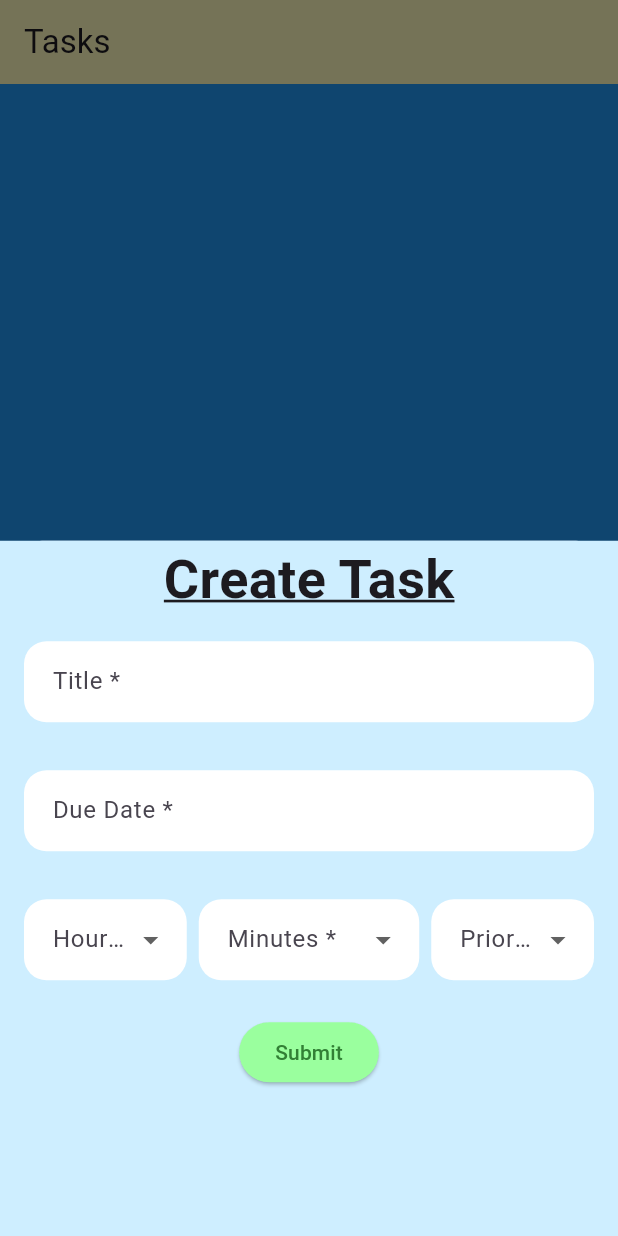
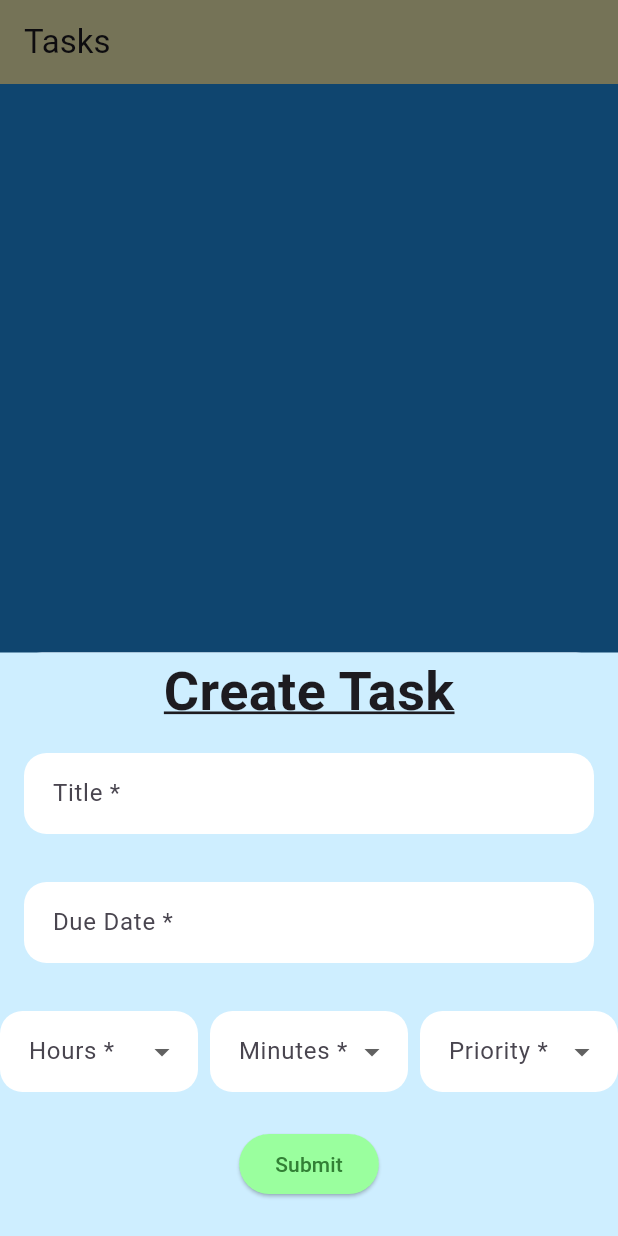
Before and after one commit to sayglenn/edugalaxy, a Flutter app: the screen it shows once a user with an empty profile is signed in, item 2 of the bottom bar chosen, after a tap on the "add" icon, on a phone screen of 412 x 824 dp. Run offline on Flutter 3.47's test engine with Material 3 defaults, Android fonts, the phone set to English and light mode, and no system bars; drawn by our look-alikes of date_field; our stand-ins replace firebase_auth, firebase_core, firebase_database, flutter_dotenv, google_sign_in; accounts and stored records are empty.

Commit message:
bug fixes

```diff
--- a/lib/pages/tasks.dart
+++ b/lib/pages/tasks.dart
@@ -41,9 +41,9 @@ class _TasksPageState extends State<TasksPage> {
                   showModalBottomSheet<void>(
                     context: context,
                     builder: (BuildContext context) {
-                      return Container(
+                      return SingleChildScrollView(
+                        child: Container(
                           width: double.infinity,
-                        height: 470,
                           color: Color.fromARGB(255, 206, 238, 255),
                           child: Column(
                             mainAxisSize: MainAxisSize.min,
@@ -72,9 +72,11 @@ class _TasksPageState extends State<TasksPage> {
                                         Expanded(
                                           child: _hoursField(),
                                         ),
-                                      SizedBox(
-                                          width: 155,
-                                          child: _minutesField()),
+                                        SizedBox(width: 8.0),
+                                        Expanded(
+                                          child: _minutesField()
+                                        ),
+                                        SizedBox(width: 8.0),
                                         Expanded(
                                           child: _priorityField(),
                                         ),
@@ -86,6 +88,7 @@ class _TasksPageState extends State<TasksPage> {
                               ),
                             ],
                           ),
+                        )
                       );
                     },
                   );
@@ -146,13 +149,14 @@ class _TasksPageState extends State<TasksPage> {
     );
   }
 
-  Padding _priorityField() {
-    return Padding(
-      padding: const EdgeInsets.only(
-        left: 4.0,
-        right: 16.0,
-      ),
-      child: DropdownButtonFormField<int?>(
+  Widget _priorityField() {
+    // return Padding(
+    //   padding: const EdgeInsets.only(
+    //     left: 4.0,
+    //     right: 16.0,
+    //   ),
+    //  child:
+    return DropdownButtonFormField<int?>(
       decoration: InputDecoration(
         labelText: "Priority *",
         filled: true,
@@ -193,17 +197,18 @@ class _TasksPageState extends State<TasksPage> {
         }
         return null;
       },
-      ),
+      //),
     );
   }
 
-  Padding _minutesField() {
-    return Padding(
-      padding: const EdgeInsets.only(
-        left: 4.0,
-        right: 4.0,
-      ),
-      child: DropdownButtonFormField<int>(
+  Widget _minutesField() {
+    // return Padding(
+    //   padding: const EdgeInsets.only(
+    //     left: 4.0,
+    //     right: 4.0,
+    //   ),
+    //   child:
+    return DropdownButtonFormField<int>(
       decoration: InputDecoration(
         labelText: "Minutes *",
         filled: true,
@@ -248,17 +253,18 @@ class _TasksPageState extends State<TasksPage> {
         }
         return null;
       },
-      ),
+      //),
     );
   }
 
-  Padding _hoursField() {
-    return Padding(
-      padding: const EdgeInsets.only(
-        left: 16.0,
-        right: 4.0,
-      ),
-      child: DropdownButtonFormField<int>(
+  Widget _hoursField() {
+    // return Padding(
+    //   padding: const EdgeInsets.only(
+    //     left: 16.0,
+    //     right: 4.0,
+    //   ),
+    //   child:
+    return DropdownButtonFormField<int>(
       decoration: InputDecoration(
         labelText: "Hours *",
         filled: true,
@@ -291,7 +297,7 @@ class _TasksPageState extends State<TasksPage> {
           _hours = value;
         });
       },
-      ),
+      //),
     );
   }
 
```
Lines whose indentation alone changed are shown as unchanged.
